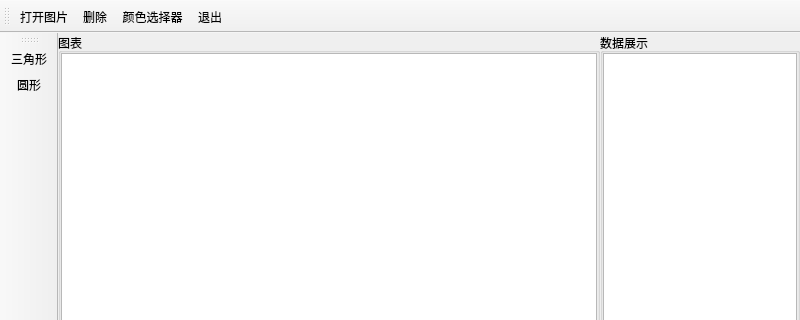
Before: the Qt Designer form mainwindow.ui in senliontec/picshow, drawn with Qt 5; both pictures show x 0 to 800 and y 0 to 320 of the 800 by 600 pixel window.
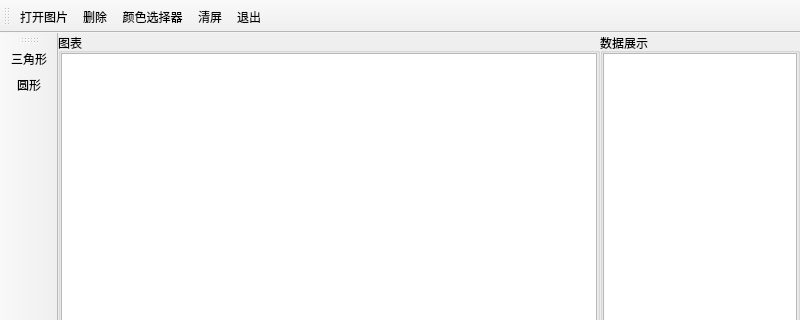
After: the same form once the commit is applied. Icons and pictures are not drawn.

```diff
--- a/mainwindow.ui
+++ b/mainwindow.ui
@@ -122,6 +122,7 @@
    <addaction name="actOpenPic"/>
    <addaction name="actEdit_Delete"/>
    <addaction name="actEdit_Color"/>
+   <addaction name="actClear_Screen"/>
    <addaction name="actQuit"/>
   </widget>
   <widget class="QToolBar" name="toolBar">
@@ -218,6 +219,15 @@
     <string>颜色选择器</string>
    </property>
   </action>
+  <action name="actClear_Screen">
+   <property name="icon">
+    <iconset resource="res.qrc">
+     <normaloff>:/images/images/clearScreen.png</normaloff>:/images/images/clearScreen.png</iconset>
+   </property>
+   <property name="text">
+    <string>清屏</string>
+   </property>
+  </action>
  </widget>
  <resources>
   <include location="res.qrc"/>
```
